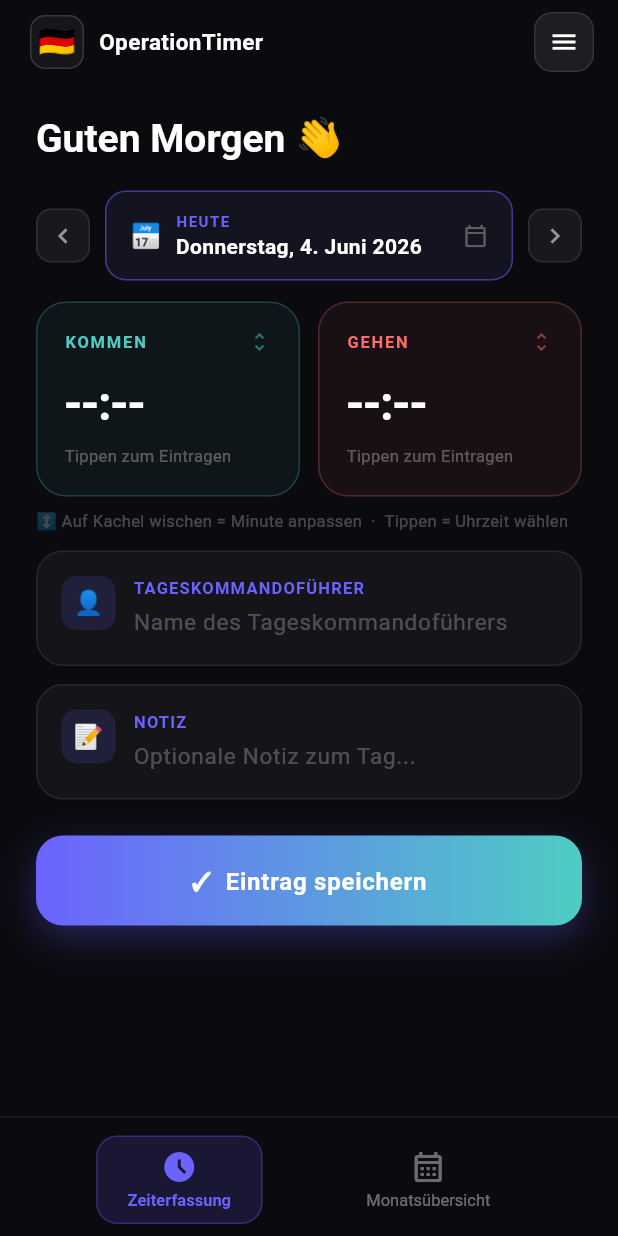
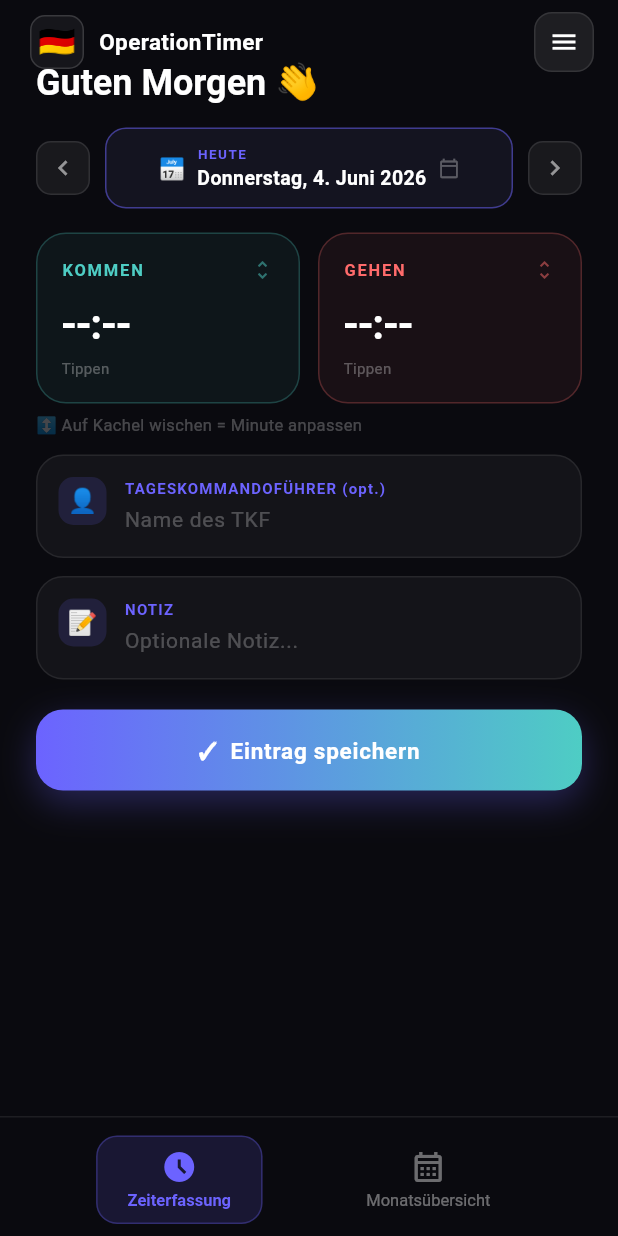
Before and after one commit to MarclKing/operationtimer, a Flutter app: the screen it shows after launch, on a phone screen of 412 x 824 dp. Run offline on Flutter 3.47's test engine with Material 3 defaults, Android fonts, the phone set to English and light mode, and no system bars; our stand-ins replace flutter_slidable, hive_flutter, pdf, printing; accounts and stored records are empty.

Commit message:
04.06. 0437

```diff
--- a/lib/screens/home_screen.dart
+++ b/lib/screens/home_screen.dart
@@ -116,13 +116,16 @@ class _HomeScreenState extends State<HomeScreen> with TickerProviderStateMixin {
       'notiz': _notizController.text,
       'datum': _dateKey,
     });
+
+    if (_dateKey == DateFormat('yyyy-MM-dd').format(DateTime.now())) {
       setState(() {
         _kommenController.clear();
         _gehenController.clear();
         _teamchefController.clear();
         _notizController.clear();
-      _selectedDate = DateTime.now();
       });
+    }
+
     if (mounted) {
       ScaffoldMessenger.of(context).showSnackBar(
         SnackBar(
@@ -191,11 +194,8 @@ class _HomeScreenState extends State<HomeScreen> with TickerProviderStateMixin {
   @override
   Widget build(BuildContext context) {
     final isToday = DateFormat('yyyy-MM-dd').format(DateTime.now()) == _dateKey;
-
-    // Automatische Höhenanpassung für kleine Bildschirme
-    final screenHeight = MediaQuery.of(context).size.height;
-    final isSmallScreen = screenHeight < 700;
-    final verticalSpacing = isSmallScreen ? 8.0 : 12.0;
+    final screenWidth = MediaQuery.of(context).size.width;
+    final isSmallScreen = screenWidth < 380; // Für kleine Bildschirme wie iPhone SE
 
     return GestureDetector(
       onHorizontalDragEnd: (details) {
@@ -209,27 +209,20 @@ class _HomeScreenState extends State<HomeScreen> with TickerProviderStateMixin {
       child: Scaffold(
         backgroundColor: const Color(0xFF0A0A0F),
         body: SafeArea(
-          child: LayoutBuilder(
-            builder: (context, constraints) {
-              // Prüfe ob Inhalt größer als Bildschirm ist
-              final contentHeight = constraints.maxHeight;
-              final needsScrolling = contentHeight > screenHeight;
-
-              return SingleChildScrollView(
-                physics: needsScrolling
-                    ? const ClampingScrollPhysics()
-                    : const NeverScrollableScrollPhysics(),
+          child: SingleChildScrollView(
+            physics: const AlwaysScrollableScrollPhysics(),
             child: Column(
               crossAxisAlignment: CrossAxisAlignment.start,
               children: [
-                    const SizedBox(height: 60),
+                const SizedBox(height: 40),
+
                 // Begrüßung
                 Padding(
-                      padding: const EdgeInsets.fromLTRB(24, 16, 24, 0),
+                  padding: const EdgeInsets.fromLTRB(24, 0, 24, 0),
                   child: RichText(
                     text: TextSpan(
                       style: const TextStyle(
-                            fontSize: 26,
+                        fontSize: 24,
                         fontWeight: FontWeight.w700,
                         color: Colors.white,
                         height: 1.2,
@@ -248,9 +241,9 @@ class _HomeScreenState extends State<HomeScreen> with TickerProviderStateMixin {
                     ),
                   ),
                 ),
-                    SizedBox(height: isSmallScreen ? 16 : 20),
+                const SizedBox(height: 16),
 
-                    // Datum Navigation
+                // Datum Navigation - Hier ist die Fix!
                 Padding(
                   padding: const EdgeInsets.symmetric(horizontal: 24),
                   child: Row(
@@ -274,7 +267,7 @@ class _HomeScreenState extends State<HomeScreen> with TickerProviderStateMixin {
                           onTap: _selectDate,
                           child: AnimatedContainer(
                             duration: const Duration(milliseconds: 200),
-                                padding: const EdgeInsets.symmetric(horizontal: 16, vertical: 12),
+                            padding: const EdgeInsets.symmetric(horizontal: 12, vertical: 10),
                             decoration: BoxDecoration(
                               color: const Color(0xFF141420),
                               borderRadius: BorderRadius.circular(14),
@@ -287,15 +280,17 @@ class _HomeScreenState extends State<HomeScreen> with TickerProviderStateMixin {
                             child: Row(
                               mainAxisAlignment: MainAxisAlignment.center,
                               children: [
-                                    const Text('📅', style: TextStyle(fontSize: 16)),
-                                    const SizedBox(width: 10),
-                                    Column(
+                                const Text('📅', style: TextStyle(fontSize: 14)),
+                                const SizedBox(width: 8),
+                                // Hier: Flexible Box mit Text-Overflow
+                                Flexible(
+                                  child: Column(
                                     crossAxisAlignment: CrossAxisAlignment.start,
                                     children: [
                                       Text(
                                         isToday ? 'HEUTE' : 'DATUM',
                                         style: TextStyle(
-                                            fontSize: 10,
+                                          fontSize: 9,
                                           fontWeight: FontWeight.w700,
                                           color: isToday ? const Color(0xFF6C63FF) : Colors.white38,
                                           letterSpacing: 1.0,
@@ -304,16 +299,19 @@ class _HomeScreenState extends State<HomeScreen> with TickerProviderStateMixin {
                                       Text(
                                         DateFormat('EEEE, d. MMMM yyyy', 'de').format(_selectedDate),
                                         style: const TextStyle(
-                                            fontSize: 14,
+                                          fontSize: 13,
                                           color: Colors.white,
                                           fontWeight: FontWeight.w600,
                                         ),
+                                        maxLines: 1,
+                                        overflow: TextOverflow.ellipsis, // 🔥 Hier: Punkte bei zu langem Text
                                       ),
                                     ],
                                   ),
-                                    const Spacer(),
+                                ),
+                                const SizedBox(width: 8),
                                 Icon(Icons.calendar_today_outlined,
-                                        color: Colors.white.withValues(alpha: 0.3), size: 16),
+                                    color: Colors.white.withValues(alpha: 0.3), size: 14),
                               ],
                             ),
                           ),
@@ -336,7 +334,7 @@ class _HomeScreenState extends State<HomeScreen> with TickerProviderStateMixin {
                     ],
                   ),
                 ),
-                    SizedBox(height: isSmallScreen ? 10 : 14),
+                const SizedBox(height: 16),
 
                 // Kommen & Gehen
                 Padding(
@@ -367,40 +365,40 @@ class _HomeScreenState extends State<HomeScreen> with TickerProviderStateMixin {
                     ],
                   ),
                 ),
-                    SizedBox(height: isSmallScreen ? 4 : 8),
+                const SizedBox(height: 6),
                 Padding(
                   padding: const EdgeInsets.symmetric(horizontal: 24),
                   child: Text(
-                        '↕ Auf Kachel wischen = Minute anpassen  ·  Tippen = Uhrzeit wählen',
+                    '↕ Auf Kachel wischen = Minute anpassen',
                     style: TextStyle(fontSize: 11, color: Colors.white.withValues(alpha: 0.25)),
                   ),
                 ),
-                    SizedBox(height: isSmallScreen ? 8 : 12),
+                const SizedBox(height: 12),
 
                 // TKF
                 Padding(
                   padding: const EdgeInsets.symmetric(horizontal: 24),
                   child: _GlassInputCard(
-                        label: 'TAGESKOMMANDOFÜHRER',
+                    label: 'TAGESKOMMANDOFÜHRER (opt.)',
                     emoji: '👤',
                     controller: _teamchefController,
-                        hint: 'Name des Tageskommandoführers',
+                    hint: 'Name des TKF',
                   ),
                 ),
-                    SizedBox(height: isSmallScreen ? 8 : 12),
+                const SizedBox(height: 12),
 
-                    // Notiz - Jetzt genauso groß wie TKF (nur 1 Zeile)
+                // Notiz
                 Padding(
                   padding: const EdgeInsets.symmetric(horizontal: 24),
                   child: _GlassInputCard(
                     label: 'NOTIZ',
                     emoji: '📝',
                     controller: _notizController,
-                        hint: 'Optionale Notiz zum Tag...',
-                        maxLines: 1,  // 🔥 Geändert von 3 auf 1 (gleiche Größe wie TKF)
+                    hint: 'Optionale Notiz...',
+                    maxLines: 1,
                   ),
                 ),
-                    SizedBox(height: isSmallScreen ? 16 : 24),
+                const SizedBox(height: 20),
 
                 // Speichern Button
                 Padding(
@@ -413,7 +411,7 @@ class _HomeScreenState extends State<HomeScreen> with TickerProviderStateMixin {
                       onTap: _saveEntry,
                       child: Container(
                         width: double.infinity,
-                            padding: const EdgeInsets.symmetric(vertical: 18),
+                        padding: const EdgeInsets.symmetric(vertical: 16),
                         decoration: BoxDecoration(
                           gradient: const LinearGradient(
                             colors: [Color(0xFF6C63FF), Color(0xFF4ECDC4)],
@@ -431,7 +429,7 @@ class _HomeScreenState extends State<HomeScreen> with TickerProviderStateMixin {
                           child: Text(
                             '✓  Eintrag speichern',
                             style: TextStyle(
-                                  fontSize: 16,
+                              fontSize: 15,
                               fontWeight: FontWeight.w700,
                               color: Colors.white,
                               letterSpacing: 0.5,
@@ -442,11 +440,9 @@ class _HomeScreenState extends State<HomeScreen> with TickerProviderStateMixin {
                     ),
                   ),
                 ),
-                    const SizedBox(height: 100),
+                const SizedBox(height: 80),
               ],
             ),
-              );
-            },
           ),
         ),
       ),
@@ -479,6 +475,7 @@ class _SwipeTimeCard extends StatefulWidget {
 class _SwipeTimeCardState extends State<_SwipeTimeCard> {
   double _dragStart = 0;
   double _accumulated = 0;
+  static const int _pixelsPerMinute = 15;
 
   @override
   Widget build(BuildContext context) {
@@ -491,19 +488,19 @@ class _SwipeTimeCardState extends State<_SwipeTimeCard> {
       onVerticalDragUpdate: (details) {
         _accumulated += _dragStart - details.localPosition.dy;
         _dragStart = details.localPosition.dy;
-        // Pro 8 Pixel = 1 Minute
-        if (_accumulated >= 8) {
-          _accumulated -= 8;
+
+        if (_accumulated >= _pixelsPerMinute) {
+          _accumulated -= _pixelsPerMinute;
           widget.onSwipeUp();
-        } else if (_accumulated <= -8) {
-          _accumulated += 8;
+        } else if (_accumulated <= -_pixelsPerMinute) {
+          _accumulated += _pixelsPerMinute;
           widget.onSwipeDown();
         }
       },
       child: AnimatedBuilder(
         animation: widget.controller,
         builder: (context, _) => Container(
-          padding: const EdgeInsets.all(18),
+          padding: const EdgeInsets.all(16),
           decoration: BoxDecoration(
             color: widget.color.withValues(alpha: 0.06),
             borderRadius: BorderRadius.circular(20),
@@ -527,20 +524,20 @@ class _SwipeTimeCardState extends State<_SwipeTimeCard> {
                   Icon(Icons.unfold_more, color: widget.color.withValues(alpha: 0.5), size: 16),
                 ],
               ),
-              const SizedBox(height: 10),
+              const SizedBox(height: 8),
               Text(
                 widget.controller.text.isEmpty ? '--:--' : widget.controller.text,
                 style: const TextStyle(
-                  fontSize: 32,
+                  fontSize: 28,
                   fontWeight: FontWeight.w700,
                   color: Colors.white,
                   letterSpacing: -1,
                 ),
               ),
-              const SizedBox(height: 4),
+              const SizedBox(height: 2),
               Text(
-                widget.controller.text.isEmpty ? 'Tippen zum Eintragen' : 'Wischen zum Anpassen',
-                style: TextStyle(fontSize: 11, color: Colors.white.withValues(alpha: 0.3)),
+                widget.controller.text.isEmpty ? 'Tippen' : 'Wischen',
+                style: TextStyle(fontSize: 10, color: Colors.white.withValues(alpha: 0.3)),
               ),
             ],
           ),
@@ -568,7 +565,7 @@ class _GlassInputCard extends StatelessWidget {
   @override
   Widget build(BuildContext context) {
     return Container(
-      padding: const EdgeInsets.all(16),
+      padding: const EdgeInsets.all(14),
       decoration: BoxDecoration(
         color: Colors.white.withValues(alpha: 0.04),
         borderRadius: BorderRadius.circular(18),
@@ -578,8 +575,8 @@ class _GlassInputCard extends StatelessWidget {
         crossAxisAlignment: CrossAxisAlignment.start,
         children: [
           Container(
-            width: 36,
-            height: 36,
+            width: 32,
+            height: 32,
             decoration: BoxDecoration(
               color: const Color(0xFF6C63FF).withValues(alpha: 0.15),
               borderRadius: BorderRadius.circular(10),
@@ -594,7 +591,7 @@ class _GlassInputCard extends StatelessWidget {
                 Text(
                   label,
                   style: const TextStyle(
-                    fontSize: 11,
+                    fontSize: 10,
                     color: Color(0xFF6C63FF),
                     fontWeight: FontWeight.w600,
                     letterSpacing: 0.8,
@@ -604,10 +601,10 @@ class _GlassInputCard extends StatelessWidget {
                 TextField(
                   controller: controller,
                   maxLines: maxLines,
-                  style: const TextStyle(color: Colors.white, fontSize: 15),
+                  style: const TextStyle(color: Colors.white, fontSize: 14),
                   decoration: InputDecoration(
                     hintText: hint,
-                    hintStyle: TextStyle(color: Colors.white.withValues(alpha: 0.25), fontSize: 15),
+                    hintStyle: TextStyle(color: Colors.white.withValues(alpha: 0.25), fontSize: 14),
                     border: InputBorder.none,
                     isDense: true,
                     contentPadding: EdgeInsets.zero,
```
Also changed, not shown: lib/screens/month_screen.dart (+38 -31 lines). Lines whose indentation alone changed are shown as unchanged.
